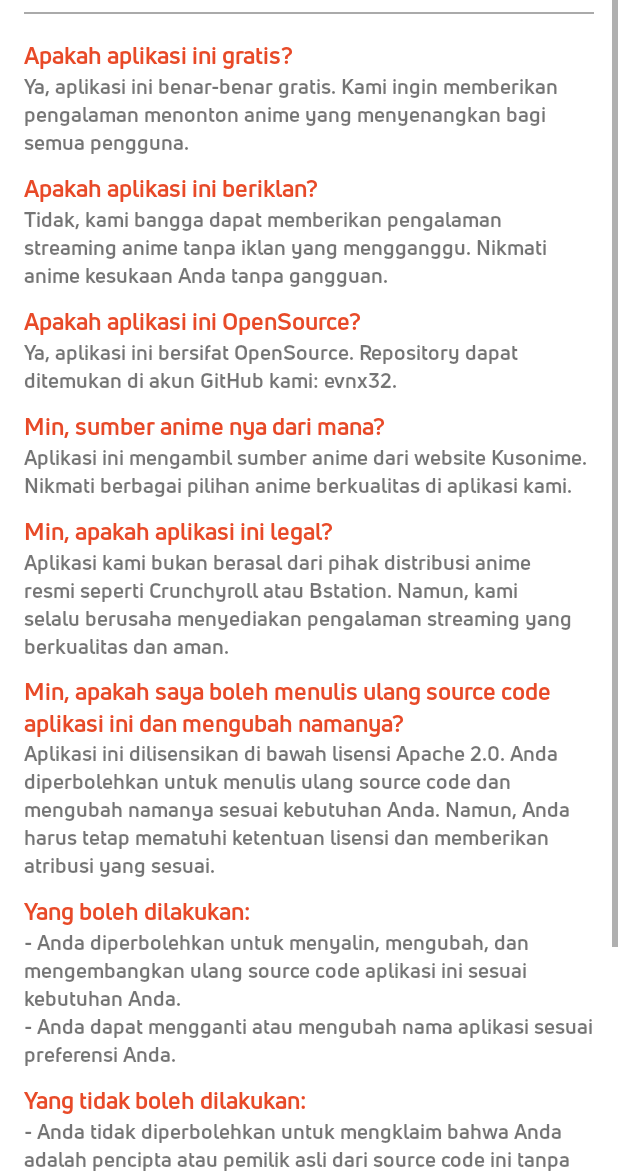
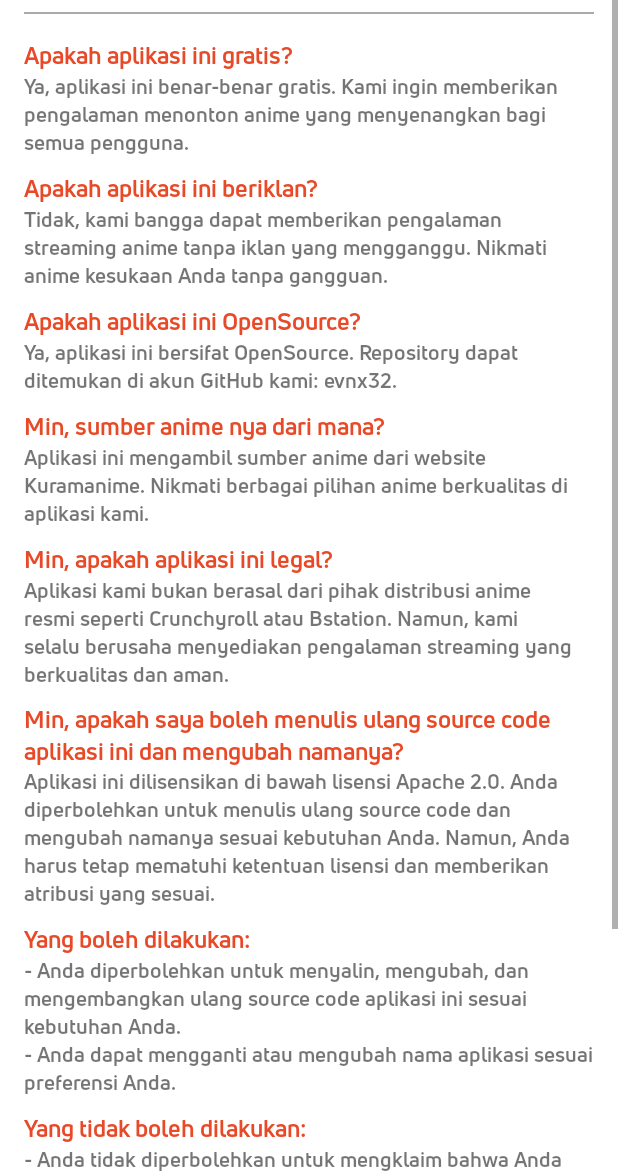
Before and after one commit to spookynova/Blossom, an Android app: the FaqActivity screen opened directly, with no data from a screen before it, on a phone screen of 412 x 824 dp, the part 62-1236 px from its top. Run offline under Robolectric (Android 15) with nearby library versions, the phone set to English and light mode, and no system bars.

Commit message:
Update activity_faq.xml

```diff
--- a/app/src/main/res/layout/activity_faq.xml
+++ b/app/src/main/res/layout/activity_faq.xml
@@ -81,7 +81,7 @@
         <TextView
             android:layout_width="match_parent"
             android:layout_height="wrap_content"
-            android:text="Aplikasi ini mengambil sumber anime dari website Kusonime. Nikmati berbagai pilihan anime berkualitas di aplikasi kami." />
+            android:text="Aplikasi ini mengambil sumber anime dari website Kuramanime. Nikmati berbagai pilihan anime berkualitas di aplikasi kami." />
 
         <!-- Pertanyaan 5 -->
         <TextView
```
